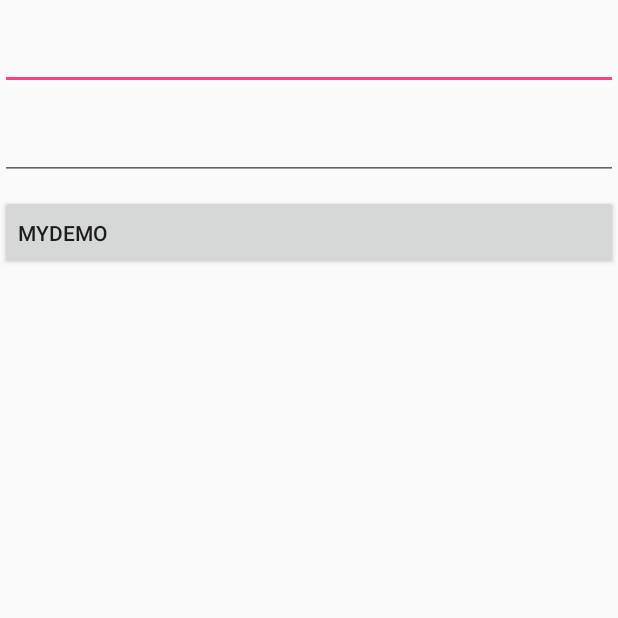
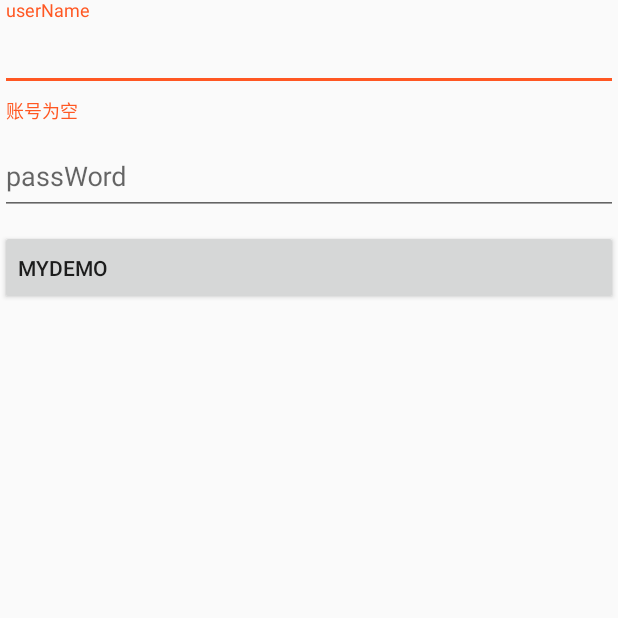
Before and after one commit to jackLiJD/project, an Android app: the MvpActivity screen opened directly, with no data from a screen before it, after a tap on "MYDEMO", on a phone screen of 412 x 824 dp, the top half of it. Run offline under Robolectric (Android 15) with nearby library versions, the light colour scheme and no system bars; our stand-ins replace ButterKnife.

Commit message:
VR谷歌

```diff
--- a/app/build.gradle
+++ b/app/build.gradle
@@ -46,4 +46,5 @@ dependencies {
     compile 'com.github.johnpersano:supertoasts:2.0'
     compile 'com.github.bumptech.glide:glide:3.7.0'
     compile files('libs/android-qhelper-master.jar')
+    compile 'com.google.vr:sdk-panowidget:1.80.0'
 }
--- a/app/src/main/AndroidManifest.xml
+++ b/app/src/main/AndroidManifest.xml
@@ -101,6 +101,11 @@
             android:launchMode="singleTask"
             android:screenOrientation="portrait"
             android:windowSoftInputMode="stateHidden|adjustPan"></activity>
+        <activity
+            android:name=".vr.VRAct"
+            android:launchMode="singleTask"
+            android:screenOrientation="portrait"
+            android:windowSoftInputMode="stateHidden|adjustPan"></activity>
 
         <service android:name=".aidl.IRemoteService"
             android:process=":remote"
--- a/app/src/main/java/com/example/lijinduo/mydemo/album/MyAlbum.java
+++ b/app/src/main/java/com/example/lijinduo/mydemo/album/MyAlbum.java
@@ -46,7 +46,7 @@ public class MyAlbum extends BaseActivity {
         setContentView(R.layout.act_album);
         onCall();
         RecyclerView recyclerView = (RecyclerView) findViewById(R.id.album_view);
-        recyclerView.setLayoutManager(new StaggeredGridLayoutManager(2,StaggeredGridLayoutManager.VERTICAL));
+        recyclerView.setLayoutManager(new StaggeredGridLayoutManager(3,StaggeredGridLayoutManager.VERTICAL));
         AlbumAdapter adapter = new AlbumAdapter(mContext,imagePath);
         recyclerView.setAdapter(adapter);
 
--- a/app/src/main/java/com/example/lijinduo/mydemo/main/MainActivity.java
+++ b/app/src/main/java/com/example/lijinduo/mydemo/main/MainActivity.java
@@ -23,6 +23,7 @@ import com.example.lijinduo.mydemo.push.PushActivity;
 import com.example.lijinduo.mydemo.retrofit.RetrofitTestAct;
 import com.example.lijinduo.mydemo.service.ServiceAct;
 import com.example.lijinduo.mydemo.toast.ToastAct;
+import com.example.lijinduo.mydemo.vr.VRAct;
 
 import java.util.ArrayList;
 import java.util.Collections;
@@ -114,6 +115,9 @@ public class MainActivity extends BaseActivity {
             case 12:
                 intent=new Intent(this, Book.class);
                 break;
+            case 13:
+                intent=new Intent(this, VRAct.class);
+                break;
         }
 
         startActivity(intent);
--- a/app/src/main/java/com/example/lijinduo/mydemo/mvp/mvpactivity/MvpActivity.java
+++ b/app/src/main/java/com/example/lijinduo/mydemo/mvp/mvpactivity/MvpActivity.java
@@ -2,6 +2,7 @@ package com.example.lijinduo.mydemo.mvp.mvpactivity;
 
 import android.app.Activity;
 import android.os.Bundle;
+import android.support.design.widget.TextInputLayout;
 import android.view.View;
 import android.widget.Button;
 import android.widget.EditText;
@@ -31,6 +32,10 @@ public class MvpActivity extends Activity implements LoginView {
     Button loginBtn;
     @BindView(R.id.mvp_progress)
     ProgressBar mvpProgress;
+    @BindView(R.id.uesrname_input)
+    TextInputLayout uesrnameInput;
+    @BindView(R.id.password_input)
+    TextInputLayout passwordInput;
     private LoginPresenter presenter;
 
     @Override
@@ -38,7 +43,7 @@ public class MvpActivity extends Activity implements LoginView {
         super.onCreate(savedInstanceState);
         setContentView(R.layout.act_mvp);
         ButterKnife.bind(this);
-        presenter=new LoginPresenterImpl(MvpActivity.this);
+        presenter = new LoginPresenterImpl(MvpActivity.this);
     }
 
     @Override
@@ -56,17 +61,21 @@ public class MvpActivity extends Activity implements LoginView {
 
     @Override
     public void setUsernameError() {
-        Toast.makeText(this, "账号为空", Toast.LENGTH_SHORT).show();
+        uesrnameInput.setEnabled(true);
+        uesrnameInput.setError("账号为空");
+    }
+
+    @Override
+    public void setPasswordError() {
+        passwordInput.setEnabled(true);
+        passwordInput.setError("密码为空");
 
     }
 
     @Override
-    public void setPasswordError() {
-        Toast.makeText(this, "密码为空", Toast.LENGTH_SHORT).show();
-    }
-
-    @Override
     public void setnavigateToHome() {
+        uesrnameInput.setEnabled(false);
+        passwordInput.setEnabled(false);
         Toast.makeText(this, "登录成功", Toast.LENGTH_SHORT).show();
     }
 
@@ -86,7 +95,7 @@ public class MvpActivity extends Activity implements LoginView {
     public void onViewClicked(View view) {
         switch (view.getId()) {
             case R.id.login_btn:
-                presenter.validateCredentials(uesrname.getText().toString(),password.getText().toString());
+                presenter.validateCredentials(uesrname.getText().toString(), password.getText().toString());
                 break;
         }
     }
--- a/app/src/main/java/com/example/lijinduo/mydemo/retrofit/RetrofitTestAct.java
+++ b/app/src/main/java/com/example/lijinduo/mydemo/retrofit/RetrofitTestAct.java
@@ -1,19 +1,15 @@
 package com.example.lijinduo.mydemo.retrofit;
 
-import android.app.Activity;
 import android.content.Intent;
 import android.os.Bundle;
 import android.support.annotation.Nullable;
-import android.util.Log;
 import android.view.View;
 import android.widget.Button;
 
 import com.example.lijinduo.mydemo.BaseActivity;
 import com.example.lijinduo.mydemo.R;
 
-import okhttp3.OkHttpClient;
 import retrofit2.Call;
-import retrofit2.Callback;
 import retrofit2.Response;
 
 /**
--- a/app/src/main/res/layout/act_mvp.xml
+++ b/app/src/main/res/layout/act_mvp.xml
@@ -5,20 +5,31 @@
     android:layout_height="match_parent">
 
 
+    <android.support.design.widget.TextInputLayout
+        android:id="@+id/uesrname_input"
+        android:layout_width="match_parent"
+        android:layout_height="wrap_content">
     <EditText
+        android:hint="userName"
         android:layout_marginTop="10dp"
         android:gravity="center_vertical"
         android:id="@+id/uesrname"
         android:layout_width="match_parent"
         android:layout_height="50dp" />
+    </android.support.design.widget.TextInputLayout>
+    <android.support.design.widget.TextInputLayout
+        android:id="@+id/password_input"
+        android:layout_width="match_parent"
+        android:layout_height="wrap_content">
 
     <EditText
+        android:hint="passWord"
         android:layout_marginTop="10dp"
         android:gravity="center_vertical"
         android:id="@+id/password"
         android:layout_width="match_parent"
         android:layout_height="50dp" />
-
+    </android.support.design.widget.TextInputLayout>
     <Button
         android:text="@string/app_name"
         android:layout_marginTop="10dp"
--- a/app/src/main/res/values/arrays.xml
+++ b/app/src/main/res/values/arrays.xml
@@ -14,5 +14,6 @@
         <item>@string/Toast</item>
         <item>@string/Album</item>
         <item>@string/Webview</item>
+        <item>@string/VR</item>
     </array>
 </resources>
--- a/app/src/main/res/values/strings.xml
+++ b/app/src/main/res/values/strings.xml
@@ -24,5 +24,6 @@
     <string name="Toast">Toast</string>
     <string name="Album">Album</string>
     <string name="Webview">Webview</string>
+    <string name="VR">VR全景</string>
 
 </resources>
--- a/build.gradle
+++ b/build.gradle
@@ -5,7 +5,7 @@ buildscript {
         jcenter()
     }
     dependencies {
-        classpath 'com.android.tools.build:gradle:2.3.2'
+        classpath 'com.android.tools.build:gradle:2.2.1'
 
         // NOTE: Do not place your application dependencies here; they belong
         // in the individual module build.gradle files
--- a/gradle.properties
+++ b/gradle.properties
@@ -9,9 +9,13 @@
 
 # Specifies the JVM arguments used for the daemon process.
 # The setting is particularly useful for tweaking memory settings.
-org.gradle.jvmargs=-Xmx1536m
+#org.gradle.jvmargs=-Xmx1536m
 
 # When configured, Gradle will run in incubating parallel mode.
 # This option should only be used with decoupled projects. More details, visit
 # http://www.gradle.org/docs/current/userguide/multi_project_builds.html#sec:decoupled_projects
 # org.gradle.parallel=true
+org.gradle.daemon=true
+org.gradle.jvmargs=-Xmx2048m -XX:MaxPermSize=512m -XX:+HeapDumpOnOutOfMemoryError -Dfile.encoding=UTF-8
+org.gradle.parallel=true
+org.gradle.configureondemand=true
```
Also changed, not shown: app/src/main/java/com/example/lijinduo/mydemo/mvvm/MvvmActVM.java (+0 -14 lines), app/src/main/java/com/example/lijinduo/mydemo/vr/VRAct.java (added, +97 -0 lines), app/src/main/res/layout/act_vr.xml (added, +17 -0 lines), gradle/wrapper/gradle-wrapper.properties, 1 other file.
